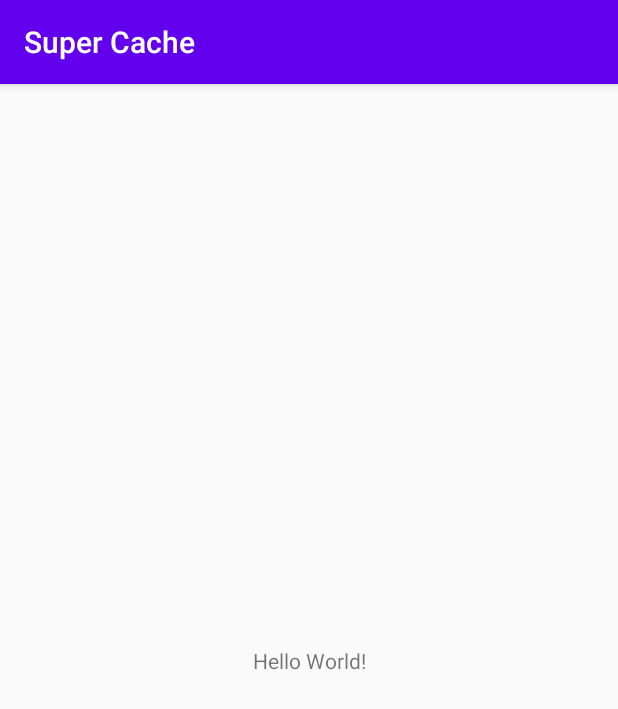
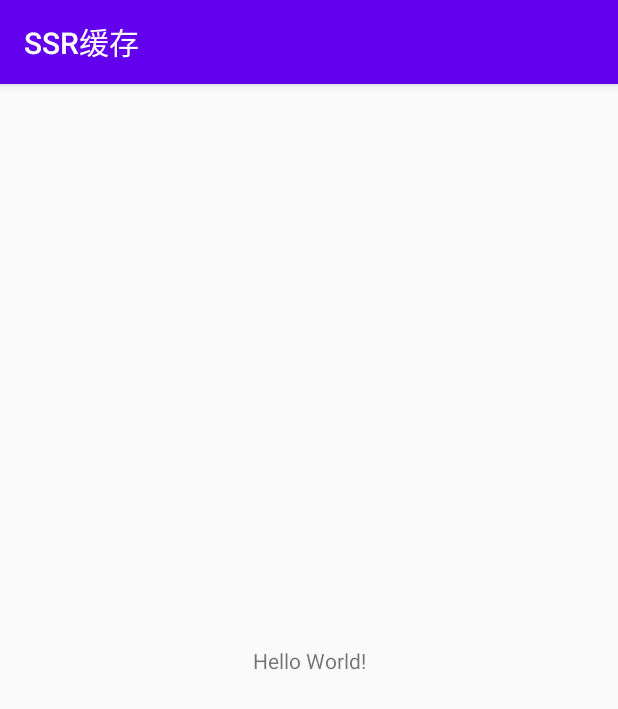
Before and after one commit to pickerX/SCache, an Android app: the screen it shows after launch (MainActivity), on a phone screen of 412 x 824 dp. Shown: the top 709 px of the screen. Run offline under Robolectric (Android 15) with nearby library versions, the phone set to English and light mode, and no system bars.

```diff
--- /dev/null
+++ b/app/src/main/java/com/pickerx/scache/sample/Data.kt
@@ -0,0 +1,3 @@
+package com.pickerx.scache.sample
+
+data class Data(val id: Long, val name: String, val dirty: Boolean)
--- a/app/src/main/java/com/pickerx/scache/sample/MainActivity.kt
+++ b/app/src/main/java/com/pickerx/scache/sample/MainActivity.kt
@@ -28,25 +28,46 @@ class MainActivity : AppCompatActivity() {
         ) return
 
         val io = Caches.io(this)
-        io.put("hello", "world")
-        io.put("int11", 11)
+        // basic data
+        io.put("int", 11)
+        io.put("long", 55555L)
+        io.put("float", -221.0f)
+        io.put("double", 99.88)
+        io.put("boolean", true)
+        io.put("string", "hello world")
+        io.put("expireKey", "hello world", 10)
+        // array or class
+        val array = listOf("hello", "world", "hello", "kotlin", "hello", "android")
+        io.put("array", array)
+
+        val data = Data(3, "koikk", false)
+        io.put("data", data)
 
         val t3 = Thread {
-            try {
-                val s = io.getBoolean("hello")
-                Log.e("SCache", "hello getBoolean >>>> $s")
-            } catch (e: Exception) {
-                e.printStackTrace()
-            }
+            val notExistKey = io.getDouble("notExistKey")
+            val defaultValue = io.getBoolean("defaultValue", false)
+            val int = io.getInt("int")
+            val long = io.getLong("long")
+            val float = io.getFloat("float")
+            val double = io.getDouble("double")
+            val boolean = io.getBoolean("boolean")
+            val string = io.getString("string")
+            val array = io.getString("array")
+            val expireKey = io.getString("expireKey")
 
-            val xxxx = io.getString("xxxx")
-            val hello = io.getString("hello")
-            val nullFloat = io.getFloat("test")
-            val int11 = io.getInt("int11")
-
-            check(nullFloat == 0f) { "no found test key" }
-            Log.e("SCache", "hello >>>> $hello")
-            Log.e("SCache", "int11 >>>> $int11")
+            Log.e("SCache", "not exist key's value >>>> $notExistKey")
+            Log.e("SCache", "defaultValue's >>>> $defaultValue")
+            Log.e("SCache", "int's >>>> $int")
+            Log.e("SCache", "long's >>>> $long")
+            Log.e("SCache", "float's >>>> $float")
+            Log.e("SCache", "double's >>>> $double")
+            Log.e("SCache", "boolean's >>>> $boolean")
+            Log.e("SCache", "string's >>>> $string")
+            Log.e("SCache", "array's >>>> $array")
+            Log.e("SCache", "expireKey's >>>> $expireKey")
+            Log.e("SCache", "delay >>>> 11s")
+            Thread.sleep(11_000L)
+            Log.e("SCache", "expireKey's >>>> ${io.getString("expireKey")}")
         }
         t3.start()
     }
--- a/app/src/main/res/values/strings.xml
+++ b/app/src/main/res/values/strings.xml
@@ -1,3 +1,3 @@
 <resources>
-    <string name="app_name">Super Cache</string>
+    <string name="app_name">SSR缓存</string>
 </resources>
--- a/scache/src/main/java/com/pickerx/scache/SCache.kt
+++ b/scache/src/main/java/com/pickerx/scache/SCache.kt
@@ -35,6 +35,10 @@ interface SCache {
      */
     fun getString(key: String, defaultValue: String = ""): String
 
+    fun <T> getArray(key: String): List<T>
+
+    fun <T> get(key: String): T?
+
     // fun <T> getLive(key: String): LiveData<T>
     /**
      * put key-value for caching
--- a/scache/src/main/java/com/pickerx/scache/internal/ExpireRule.kt
+++ b/scache/src/main/java/com/pickerx/scache/internal/ExpireRule.kt
@@ -37,16 +37,19 @@ class ExpireRule {
         notExpire: (String) -> Unit,
         notMatch: (() -> Unit)? = null
     ) {
+        if (value.isEmpty()) return
+
         val matcher = mPattern.matcher(value)
-        val m = matcher.matches()
+        val m = matcher.find()
 
         if (m) {
             val saveTime = matcher.group(1)?.toLong() ?: 0
             val delay = matcher.group(2)?.toLong() ?: 0
             val now = System.currentTimeMillis()
 
-            if (now - saveTime > delay) expire.invoke(delay)
-            else {
+            if ((now - saveTime) / 1000 > delay) {
+                expire.invoke(delay)
+            } else {
                 // get the real value, exclude the expire rule string
                 val realValue = value.substringAfter(matcher.group(), value)
                 notExpire.invoke(realValue)
--- a/scache/src/main/java/com/pickerx/scache/internal/SRCache.kt
+++ b/scache/src/main/java/com/pickerx/scache/internal/SRCache.kt
@@ -71,12 +71,21 @@ internal class SRCache : SCache {
             .match(value, {
                 // expire
                 mIO.remove(hashKey)
-                Log.d("SCache", "key:$key has expired, the delay $it")
+                value = ""
+                Log.d("SCache", "key:$key has expired(removed), the delay is $it seconds")
             }, {
                 // not expire
                 value = it
             })
         return value
+    }
+
+    override fun <T> getArray(key: String): List<T> {
+        TODO("Not yet implemented")
+    }
+
+    override fun <T> get(key: String): T? {
+        TODO("Not yet implemented")
     }
 
     override fun <T> put(key: String, value: T, delay: Long) {
--- a/scache/src/main/java/com/pickerx/scache/internal/SSRCache.kt
+++ b/scache/src/main/java/com/pickerx/scache/internal/SSRCache.kt
@@ -34,6 +34,15 @@ internal class SSRCache(initialCapacity: Int = 0) : SCache {
         return get(key, defaultValue)
     }
 
+    override fun <T> getArray(key: String): List<T> {
+        val array = get(key, arrayListOf<T>())
+        return array
+    }
+
+    override fun <T> get(key: String): T? {
+        return get(key, null)
+    }
+
     fun <T> get(key: String, defaultValue: T): T {
         val realKey = key.hash()
         val value = mCache[realKey, defaultValue]
```
Also changed, not shown: 1 other file.
